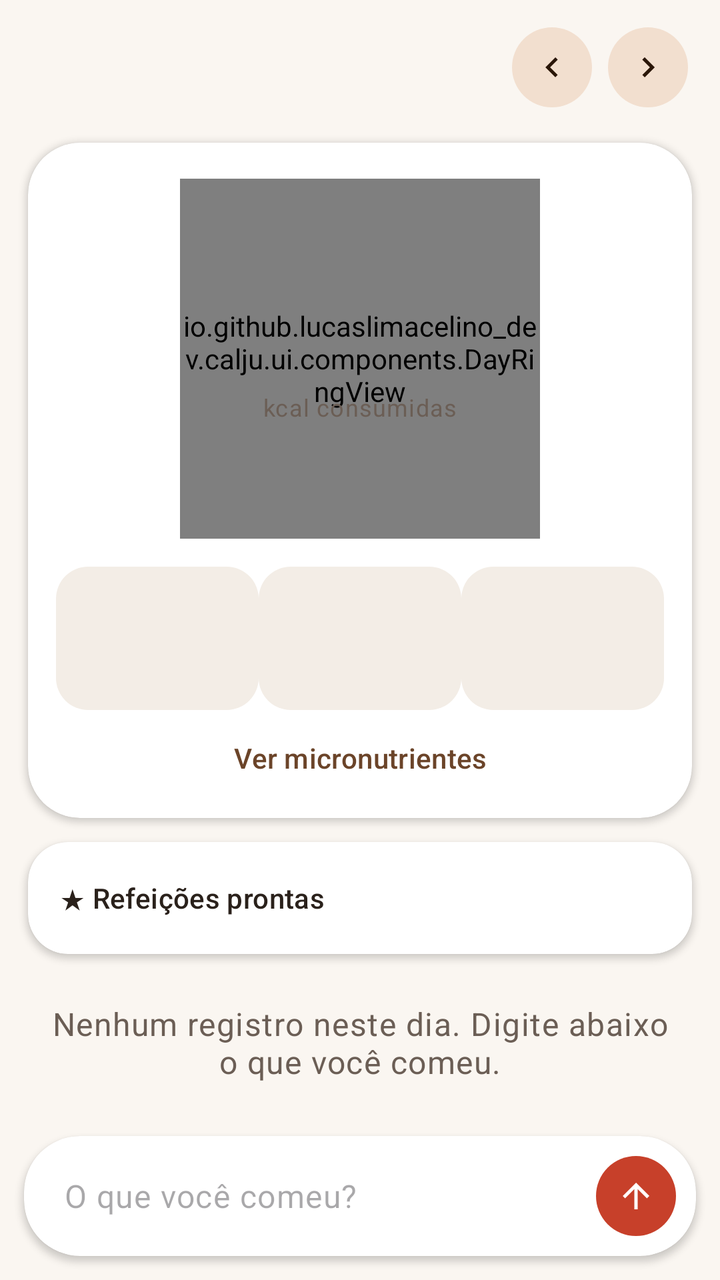
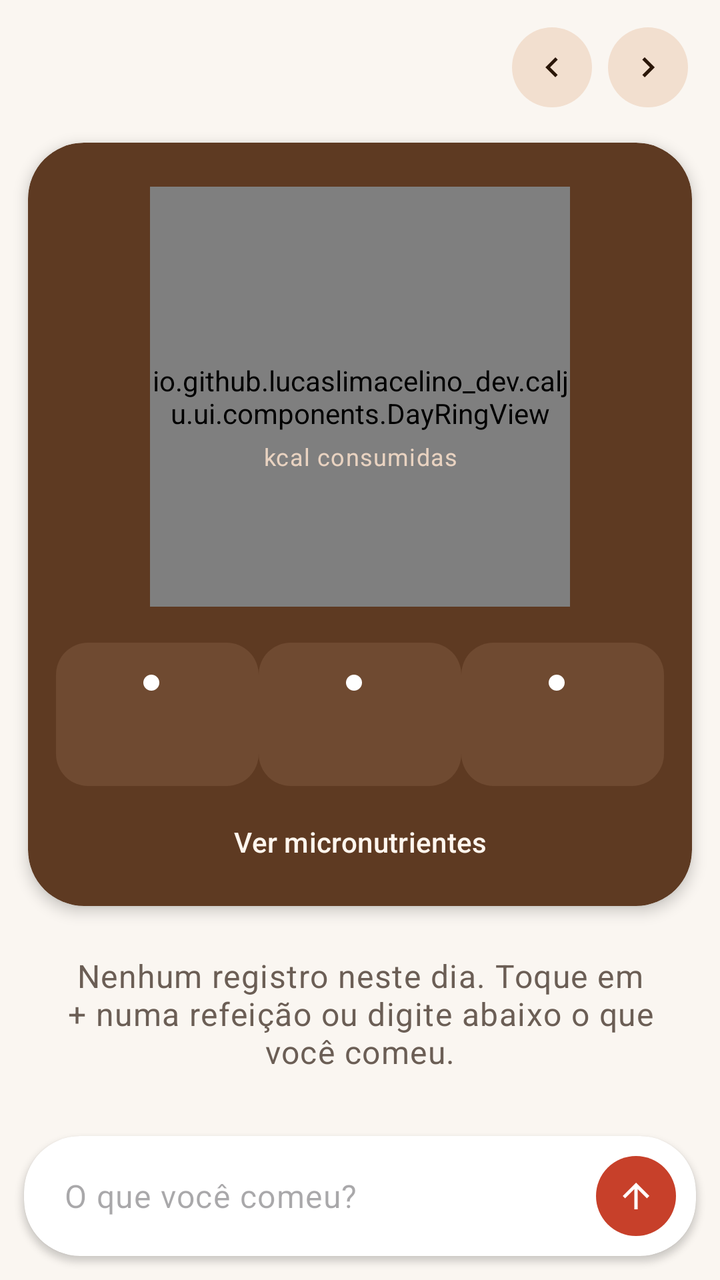

Compare the two renders of this Android layout. The source of the first and the diff that turns it into the second are given below.
<!-- AndroidManifest.xml: application theme Theme.CaLju -->
<!-- res/layout/fragment_diary.xml -->
<?xml version="1.0" encoding="utf-8"?>
<LinearLayout xmlns:android="http://schemas.android.com/apk/res/android"
    xmlns:app="http://schemas.android.com/apk/res-auto"
    android:layout_width="match_parent"
    android:layout_height="match_parent"
    android:orientation="vertical">

    <androidx.coordinatorlayout.widget.CoordinatorLayout
        android:id="@+id/content_area"
        android:layout_width="match_parent"
        android:layout_height="0dp"
        android:layout_weight="1">

        <androidx.core.widget.NestedScrollView
            android:id="@+id/content"
            android:layout_width="match_parent"
            android:layout_height="match_parent"
            android:clipToPadding="false"
            android:paddingBottom="8dp">

            <LinearLayout
                android:layout_width="match_parent"
                android:layout_height="wrap_content"
                android:orientation="vertical">

                <LinearLayout
                    android:layout_width="match_parent"
                    android:layout_height="wrap_content"
                    android:gravity="center_vertical"
                    android:orientation="horizontal"
                    android:paddingStart="20dp"
                    android:paddingTop="8dp"
                    android:paddingEnd="12dp">

                    <LinearLayout
                        android:layout_width="0dp"
                        android:layout_height="wrap_content"
                        android:layout_weight="1"
                        android:orientation="vertical">

                        <TextView
                            android:id="@+id/day_title"
                            android:layout_width="wrap_content"
                            android:layout_height="wrap_content"
                            android:accessibilityHeading="true"
                            android:textAppearance="?attr/textAppearanceHeadlineSmall"
                            android:textStyle="bold" />

                        <TextView
                            android:id="@+id/day_subtitle"
                            android:layout_width="wrap_content"
                            android:layout_height="wrap_content"
                            android:textAppearance="?attr/textAppearanceBodyMedium"
                            android:textColor="?attr/colorOnSurfaceVariant" />

                    </LinearLayout>

                    <com.google.android.material.button.MaterialButton
                        android:id="@+id/previous_day"
                        style="@style/Widget.Material3.Button.IconButton.Filled.Tonal"
                        android:layout_width="48dp"
                        android:layout_height="48dp"
                        android:contentDescription="@string/day_previous"
                        app:icon="@drawable/ic_chevron_left" />

                    <com.google.android.material.button.MaterialButton
                        android:id="@+id/next_day"
                        style="@style/Widget.Material3.Button.IconButton.Filled.Tonal"
                        android:layout_width="48dp"
                        android:layout_height="48dp"
                        android:contentDescription="@string/day_next"
                        app:icon="@drawable/ic_chevron_right" />

                </LinearLayout>

                <com.google.android.material.card.MaterialCardView
                    style="@style/Widget.CaLju.Card"
                    android:layout_width="match_parent"
                    android:layout_height="wrap_content"
                    android:layout_marginHorizontal="14dp"
                    android:layout_marginTop="12dp"
                    app:cardCornerRadius="26dp">

                    <LinearLayout
                        android:layout_width="match_parent"
                        android:layout_height="wrap_content"
                        android:orientation="vertical"
                        android:paddingHorizontal="14dp"
                        android:paddingTop="18dp"
                        android:paddingBottom="6dp">

                        <FrameLayout
                            android:id="@+id/ring_container"
                            android:layout_width="180dp"
                            android:layout_height="180dp"
                            android:layout_gravity="center_horizontal"
                            android:focusable="true">

                            <io.github.lucaslimacelino_dev.calju.ui.components.DayRingView
                                android:id="@+id/ring"
                                android:layout_width="match_parent"
                                android:layout_height="match_parent"
                                android:importantForAccessibility="no" />

                            <LinearLayout
                                android:layout_width="wrap_content"
                                android:layout_height="wrap_content"
                                android:layout_gravity="center"
                                android:gravity="center_horizontal"
                                android:importantForAccessibility="noHideDescendants"
                                android:orientation="vertical">

                                <TextView
                                    android:id="@+id/kcal_value"
                                    android:layout_width="wrap_content"
                                    android:layout_height="wrap_content"
                                    android:fontFeatureSettings="tnum"
                                    android:textAppearance="?attr/textAppearanceDisplaySmall"
                                    android:textColor="?attr/colorOnSurface"
                                    android:textStyle="bold" />

                                <TextView
                                    android:id="@+id/kcal_caption"
                                    android:layout_width="wrap_content"
                                    android:layout_height="wrap_content"
                                    android:text="@string/kcal_consumed"
                                    android:textAppearance="?attr/textAppearanceBodySmall"
                                    android:textColor="?attr/colorOnSurfaceVariant" />

                            </LinearLayout>

                        </FrameLayout>

                        <com.google.android.material.button.MaterialButton
                            android:id="@+id/define_goal"
                            style="@style/Widget.Material3.Button.TonalButton"
                            android:layout_width="wrap_content"
                            android:layout_height="wrap_content"
                            android:layout_gravity="center_horizontal"
                            android:layout_marginTop="8dp"
                            android:text="@string/goals_define"
                            android:visibility="gone" />

                        <LinearLayout
                            android:layout_width="match_parent"
                            android:layout_height="wrap_content"
                            android:layout_marginTop="14dp"
                            android:baselineAligned="false"
                            android:orientation="horizontal">

                            <include
                                android:id="@+id/protein"
                                layout="@layout/view_macro_card"
                                android:layout_width="0dp"
                                android:layout_height="wrap_content"
                                android:layout_weight="1" />

                            <include
                                android:id="@+id/carbohydrate"
                                layout="@layout/view_macro_card"
                                android:layout_width="0dp"
                                android:layout_height="wrap_content"
                                android:layout_weight="1" />

                            <include
                                android:id="@+id/fat"
                                layout="@layout/view_macro_card"
                                android:layout_width="0dp"
                                android:layout_height="wrap_content"
                                android:layout_weight="1" />

                        </LinearLayout>

                        <com.google.android.material.button.MaterialButton
                            android:id="@+id/micronutrients_button"
                            style="@style/Widget.Material3.Button.TextButton"
                            android:layout_width="wrap_content"
                            android:layout_height="wrap_content"
                            android:layout_gravity="center_horizontal"
                            android:text="@string/micronutrients_show" />

                    </LinearLayout>

                </com.google.android.material.card.MaterialCardView>

                <com.google.android.material.card.MaterialCardView
                    android:id="@+id/meals_card"
                    style="@style/Widget.CaLju.Card"
                    android:layout_width="match_parent"
                    android:layout_height="wrap_content"
                    android:layout_marginHorizontal="14dp"
                    android:layout_marginTop="12dp">

                    <LinearLayout
                        android:layout_width="match_parent"
                        android:layout_height="wrap_content"
                        android:orientation="vertical">

                        <LinearLayout
                            android:id="@+id/meals_header"
                            android:layout_width="match_parent"
                            android:layout_height="wrap_content"
                            android:background="?attr/selectableItemBackground"
                            android:gravity="center_vertical"
                            android:minHeight="56dp"
                            android:orientation="horizontal"
                            android:paddingHorizontal="16dp">

                            <TextView
                                android:layout_width="0dp"
                                android:layout_height="wrap_content"
                                android:layout_weight="1"
                                android:text="@string/meals_title"
                                android:textAppearance="?attr/textAppearanceTitleSmall" />

                            <TextView
                                android:id="@+id/meals_count"
                                android:layout_width="wrap_content"
                                android:layout_height="wrap_content"
                                android:textAppearance="?attr/textAppearanceBodyMedium"
                                android:textColor="?attr/colorOnSurfaceVariant" />

                        </LinearLayout>

                        <LinearLayout
                            android:id="@+id/meals_list"
                            android:layout_width="match_parent"
                            android:layout_height="wrap_content"
                            android:orientation="vertical"
                            android:visibility="gone" />

                        <com.google.android.material.button.MaterialButton
                            android:id="@+id/new_meal"
                            style="@style/Widget.Material3.Button.TextButton.Icon"
                            android:layout_width="wrap_content"
                            android:layout_height="wrap_content"
                            android:layout_marginStart="8dp"
                            android:layout_marginBottom="4dp"
                            android:text="@string/meals_new"
                            android:visibility="gone"
                            app:icon="@drawable/ic_add" />

                    </LinearLayout>

                </com.google.android.material.card.MaterialCardView>

                <TextView
                    android:id="@+id/empty_state"
                    style="@style/Widget.CaLju.EmptyState"
                    android:layout_gravity="center_horizontal"
                    android:text="@string/diary_empty" />

                <androidx.recyclerview.widget.RecyclerView
                    android:id="@+id/entries"
                    android:layout_width="match_parent"
                    android:layout_height="wrap_content"
                    android:layout_marginTop="6dp"
                    android:nestedScrollingEnabled="false"
                    app:layoutManager="androidx.recyclerview.widget.LinearLayoutManager" />

            </LinearLayout>

        </androidx.core.widget.NestedScrollView>

        <com.google.android.material.card.MaterialCardView
            android:id="@+id/suggestions_card"
            style="@style/Widget.CaLju.Card"
            android:layout_width="match_parent"
            android:layout_height="wrap_content"
            android:layout_gravity="bottom"
            android:layout_marginHorizontal="12dp"
            android:visibility="gone">

            <androidx.recyclerview.widget.RecyclerView
                android:id="@+id/suggestions"
                android:layout_width="match_parent"
                android:layout_height="wrap_content"
                app:layoutManager="androidx.recyclerview.widget.LinearLayoutManager" />

        </com.google.android.material.card.MaterialCardView>

    </androidx.coordinatorlayout.widget.CoordinatorLayout>

    <com.google.android.material.card.MaterialCardView
        android:id="@+id/composer"
        style="@style/Widget.CaLju.Card"
        android:layout_width="match_parent"
        android:layout_height="wrap_content"
        android:layout_margin="12dp"
        app:cardCornerRadius="28dp">

        <LinearLayout
            android:layout_width="match_parent"
            android:layout_height="wrap_content"
            android:gravity="center_vertical"
            android:orientation="horizontal"
            android:paddingVertical="6dp"
            android:paddingStart="20dp"
            android:paddingEnd="6dp">

            <EditText
                android:id="@+id/food_input"
                android:layout_width="0dp"
                android:layout_height="wrap_content"
                android:layout_weight="1"
                android:background="@null"
                android:hint="@string/food_input_hint"
                android:importantForAutofill="no"
                android:imeOptions="actionSend"
                android:inputType="textCapSentences|textNoSuggestions"
                android:minHeight="48dp"
                android:textAppearance="?attr/textAppearanceBodyLarge" />

            <com.google.android.material.button.MaterialButton
                android:id="@+id/send_button"
                style="@style/Widget.CaLju.SendButton"
                android:layout_width="48dp"
                android:layout_height="48dp"
                android:contentDescription="@string/food_input_send"
                app:icon="@drawable/ic_send" />

        </LinearLayout>

    </com.google.android.material.card.MaterialCardView>

</LinearLayout>
<!-- res/layout/view_macro_card.xml (included above) -->
<?xml version="1.0" encoding="utf-8"?>
<LinearLayout xmlns:android="http://schemas.android.com/apk/res/android"
    xmlns:app="http://schemas.android.com/apk/res-auto"
    android:layout_width="match_parent"
    android:layout_height="wrap_content"
    android:layout_marginHorizontal="4dp"
    android:background="@drawable/bg_macro"
    android:gravity="center_horizontal"
    android:orientation="vertical"
    android:paddingHorizontal="10dp"
    android:paddingVertical="12dp">

    <TextView
        android:id="@+id/label"
        android:layout_width="wrap_content"
        android:layout_height="wrap_content"
        android:textAppearance="?attr/textAppearanceLabelMedium"
        android:textColor="?attr/colorOnSurfaceVariant" />

    <TextView
        android:id="@+id/value"
        android:layout_width="wrap_content"
        android:layout_height="wrap_content"
        android:layout_marginTop="2dp"
        android:fontFeatureSettings="tnum"
        android:textAppearance="?attr/textAppearanceTitleLarge"
        android:textStyle="bold" />

    <TextView
        android:id="@+id/goal"
        android:layout_width="wrap_content"
        android:layout_height="wrap_content"
        android:fontFeatureSettings="tnum"
        android:textAppearance="?attr/textAppearanceLabelSmall"
        android:textColor="?attr/colorOnSurfaceVariant"
        android:visibility="gone" />

    <com.google.android.material.progressindicator.LinearProgressIndicator
        android:id="@+id/bar"
        android:layout_width="match_parent"
        android:layout_height="wrap_content"
        android:layout_marginTop="8dp"
        android:importantForAccessibility="no"
        android:max="100"
        android:visibility="gone"
        app:indicatorTrackGapSize="0dp"
        app:trackColor="?attr/colorSurface"
        app:trackCornerRadius="3dp"
        app:trackStopIndicatorSize="0dp"
        app:trackThickness="6dp" />

</LinearLayout>
<!-- resources referenced by this layout -->
<resources>
  <!-- drawable bg_macro (drawable) -->
  <?xml version="1.0" encoding="utf-8"?>
  <shape xmlns:android="http://schemas.android.com/apk/res/android">
      <solid android:color="?attr/colorSurfaceContainer" />
      <corners android:radius="16dp" />
  </shape>
  <!-- drawable ic_add (drawable) -->
  <vector xmlns:android="http://schemas.android.com/apk/res/android"
      android:width="24dp"
      android:height="24dp"
      android:viewportWidth="24"
      android:viewportHeight="24">
      <path
          android:fillColor="@android:color/white"
          android:pathData="M19,13h-6v6h-2v-6H5v-2h6V5h2v6h6v2z" />
  </vector>
  <string name="day_next">Próximo dia</string>
  <string name="day_previous">Dia anterior</string>
  <string name="diary_empty">Nenhum registro neste dia. Digite abaixo o que você comeu.</string>
  <string name="food_input_hint">O que você comeu?</string>
  <string name="food_input_send">Escolher o primeiro alimento sugerido</string>
  <string name="goals_define">Definir meta</string>
  <string name="kcal_consumed">kcal consumidas</string>
  <string name="meals_new">Nova refeição</string>
  <string name="meals_title">★ Refeições prontas</string>
  <string name="micronutrients_show">Ver micronutrientes</string>
  <style name="Widget.CaLju.Card" parent="Widget.Material3.CardView.Elevated">
          <item name="cardBackgroundColor">?attr/colorSurface</item>
          <item name="cardCornerRadius">20dp</item>
          <item name="cardElevation">2dp</item>
      </style>
  <style name="Widget.CaLju.SendButton" parent="Widget.Material3.Button.IconButton.Filled">
          <item name="backgroundTint">?attr/colorSecondary</item>
          <item name="iconTint">?attr/colorOnSecondary</item>
      </style>
  <color name="primary">#6B4429</color>
  <color name="on_primary">#FFFFFF</color>
  <color name="primary_container">#F2DFCF</color>
  <color name="on_primary_container">#2A1607</color>
  <color name="secondary">#C7402A</color>
  <color name="on_secondary">#FFFFFF</color>
  <color name="background">#FAF6F1</color>
  <color name="on_surface">#2A211B</color>
  <color name="surface">#FFFFFF</color>
  <color name="on_surface_variant">#6B5E55</color>
  <color name="surface_container">#F3EDE6</color>
  <color name="outline">#E6DDD4</color>
  <color name="error">#B3261E</color>
  <color name="on_error">#FFFFFF</color>
  <color name="inverse_surface">#3A2F28</color>
  <color name="inverse_on_surface">#F7EEE8</color>
  <color name="inverse_primary">#E8BE9C</color>
  <!-- unchanged entries left out for length: 5 -->
</resources>

<!-- the commit's change to res/layout/fragment_diary.xml (unified diff, before → after) -->
@@ -74,25 +74,29 @@
                 </LinearLayout>
 
                 <com.google.android.material.card.MaterialCardView
+                    android:id="@+id/summary_card"
                     style="@style/Widget.CaLju.Card"
                     android:layout_width="match_parent"
                     android:layout_height="wrap_content"
                     android:layout_marginHorizontal="14dp"
                     android:layout_marginTop="12dp"
-                    app:cardCornerRadius="26dp">
+                    android:theme="@style/ThemeOverlay.CaLju.Summary"
+                    app:cardBackgroundColor="@color/summary_background"
+                    app:cardCornerRadius="28dp"
+                    app:cardElevation="4dp">
 
                     <LinearLayout
                         android:layout_width="match_parent"
                         android:layout_height="wrap_content"
                         android:orientation="vertical"
                         android:paddingHorizontal="14dp"
-                        android:paddingTop="18dp"
-                        android:paddingBottom="6dp">
+                        android:paddingTop="22dp"
+                        android:paddingBottom="8dp">
 
                         <FrameLayout
                             android:id="@+id/ring_container"
-                            android:layout_width="180dp"
-                            android:layout_height="180dp"
+                            android:layout_width="210dp"
+                            android:layout_height="210dp"
                             android:layout_gravity="center_horizontal"
                             android:focusable="true">
 
@@ -108,14 +112,15 @@
                                 android:layout_gravity="center"
                                 android:gravity="center_horizontal"
                                 android:importantForAccessibility="noHideDescendants"
-                                android:orientation="vertical">
+                                android:orientation="vertical"
+                                android:paddingHorizontal="24dp">
 
                                 <TextView
                                     android:id="@+id/kcal_value"
                                     android:layout_width="wrap_content"
                                     android:layout_height="wrap_content"
                                     android:fontFeatureSettings="tnum"
-                                    android:textAppearance="?attr/textAppearanceDisplaySmall"
+                                    android:textAppearance="?attr/textAppearanceDisplayMedium"
                                     android:textColor="?attr/colorOnSurface"
                                     android:textStyle="bold" />
 
@@ -123,6 +128,7 @@
                                     android:id="@+id/kcal_caption"
                                     android:layout_width="wrap_content"
                                     android:layout_height="wrap_content"
+                                    android:gravity="center_horizontal"
                                     android:text="@string/kcal_consumed"
                                     android:textAppearance="?attr/textAppearanceBodySmall"
                                     android:textColor="?attr/colorOnSurfaceVariant" />
@@ -144,7 +150,7 @@
                         <LinearLayout
                             android:layout_width="match_parent"
                             android:layout_height="wrap_content"
-                            android:layout_marginTop="14dp"
+                            android:layout_marginTop="18dp"
                             android:baselineAligned="false"
                             android:orientation="horizontal">
 
@@ -177,11 +183,25 @@
                             android:layout_width="wrap_content"
                             android:layout_height="wrap_content"
                             android:layout_gravity="center_horizontal"
+                            android:layout_marginTop="4dp"
                             android:text="@string/micronutrients_show" />
 
                     </LinearLayout>
 
                 </com.google.android.material.card.MaterialCardView>
+
+                <TextView
+                    android:id="@+id/empty_state"
+                    style="@style/Widget.CaLju.EmptyState"
+                    android:layout_gravity="center_horizontal"
+                    android:paddingBottom="4dp"
+                    android:text="@string/diary_empty" />
+
+                <LinearLayout
+                    android:id="@+id/entries"
+                    android:layout_width="match_parent"
+                    android:layout_height="wrap_content"
+                    android:orientation="vertical" />
 
                 <com.google.android.material.card.MaterialCardView
                     android:id="@+id/meals_card"
@@ -189,7 +209,8 @@
                     android:layout_width="match_parent"
                     android:layout_height="wrap_content"
                     android:layout_marginHorizontal="14dp"
-                    android:layout_marginTop="12dp">
+                    android:layout_marginTop="16dp"
+                    android:layout_marginBottom="8dp">
 
                     <LinearLayout
                         android:layout_width="match_parent"
@@ -243,20 +264,6 @@
                     </LinearLayout>
 
                 </com.google.android.material.card.MaterialCardView>
-
-                <TextView
-                    android:id="@+id/empty_state"
-                    style="@style/Widget.CaLju.EmptyState"
-                    android:layout_gravity="center_horizontal"
-                    android:text="@string/diary_empty" />
-
-                <androidx.recyclerview.widget.RecyclerView
-                    android:id="@+id/entries"
-                    android:layout_width="match_parent"
-                    android:layout_height="wrap_content"
-                    android:layout_marginTop="6dp"
-                    android:nestedScrollingEnabled="false"
-                    app:layoutManager="androidx.recyclerview.widget.LinearLayoutManager" />
 
             </LinearLayout>
 
@@ -341,8 +348,11 @@
         android:id="@+id/label"
         android:layout_width="wrap_content"
         android:layout_height="wrap_content"
+        android:drawablePadding="6dp"
+        android:gravity="center_vertical"
         android:textAppearance="?attr/textAppearanceLabelMedium"
-        android:textColor="?attr/colorOnSurfaceVariant" />
+        android:textColor="?attr/colorOnSurfaceVariant"
+        app:drawableStartCompat="@drawable/bg_macro_dot" />
 
     <TextView
         android:id="@+id/value"
<!-- resource entries referenced after the edit -->
@@ -1,10 +1,20 @@
 <!-- resources referenced by this layout -->
 <resources>
+  <color name="summary_background">#5E3A22</color>
   <!-- drawable bg_macro (drawable) -->
   <?xml version="1.0" encoding="utf-8"?>
   <shape xmlns:android="http://schemas.android.com/apk/res/android">
       <solid android:color="?attr/colorSurfaceContainer" />
       <corners android:radius="16dp" />
+  </shape>
+  <!-- drawable bg_macro_dot (drawable) -->
+  <?xml version="1.0" encoding="utf-8"?>
+  <shape xmlns:android="http://schemas.android.com/apk/res/android"
+      android:shape="oval">
+      <solid android:color="@android:color/white" />
+      <size
+          android:width="8dp"
+          android:height="8dp" />
   </shape>
   <!-- drawable ic_add (drawable) -->
   <vector xmlns:android="http://schemas.android.com/apk/res/android"
@@ -18,7 +28,7 @@
   </vector>
   <string name="day_next">Próximo dia</string>
   <string name="day_previous">Dia anterior</string>
-  <string name="diary_empty">Nenhum registro neste dia. Digite abaixo o que você comeu.</string>
+  <string name="diary_empty">Nenhum registro neste dia. Toque em + numa refeição ou digite abaixo o que você comeu.</string>
   <string name="food_input_hint">O que você comeu?</string>
   <string name="food_input_send">Escolher o primeiro alimento sugerido</string>
   <string name="goals_define">Definir meta</string>
@@ -26,6 +36,18 @@
   <string name="meals_new">Nova refeição</string>
   <string name="meals_title">★ Refeições prontas</string>
   <string name="micronutrients_show">Ver micronutrientes</string>
+  <style name="ThemeOverlay.CaLju.Summary" parent="ThemeOverlay.Material3">
+          <item name="colorPrimary">@color/on_summary</item>
+          <item name="colorSecondary">@color/summary_accent</item>
+          <item name="colorSecondaryContainer">@color/summary_accent</item>
+          <item name="colorOnSecondaryContainer">@color/on_summary_accent</item>
+          <item name="colorSurface">@color/summary_track</item>
+          <item name="colorSurfaceContainer">@color/summary_tile</item>
+          <item name="colorOnSurface">@color/on_summary</item>
+          <item name="colorOnSurfaceVariant">@color/on_summary_variant</item>
+          <item name="android:textColorPrimary">@color/on_summary</item>
+          <item name="android:textColorSecondary">@color/on_summary_variant</item>
+      </style>
   <style name="Widget.CaLju.Card" parent="Widget.Material3.CardView.Elevated">
           <item name="cardBackgroundColor">?attr/colorSurface</item>
           <item name="cardCornerRadius">20dp</item>
@@ -35,6 +57,12 @@
           <item name="backgroundTint">?attr/colorSecondary</item>
           <item name="iconTint">?attr/colorOnSecondary</item>
       </style>
+  <color name="on_summary">#FFF6EE</color>
+  <color name="summary_accent">#FF8A70</color>
+  <color name="on_summary_accent">#3E0D02</color>
+  <color name="summary_track">#83593D</color>
+  <color name="summary_tile">#6F4A31</color>
+  <color name="on_summary_variant">#E9D3C1</color>
   <color name="primary">#6B4429</color>
   <color name="on_primary">#FFFFFF</color>
   <color name="primary_container">#F2DFCF</color>
